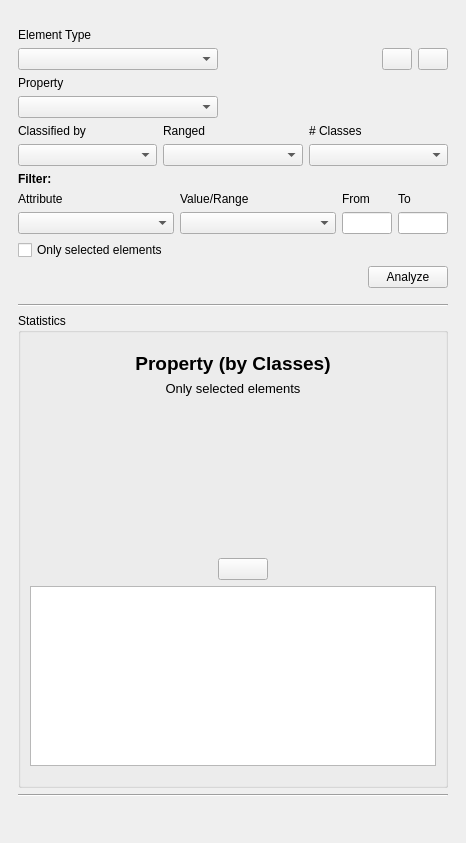
The window that ui/qgisred_statisticsandgraphs_dock.ui (Ingeniousware/QGISRed-BID) describes before a commit, drawn with Qt 5.
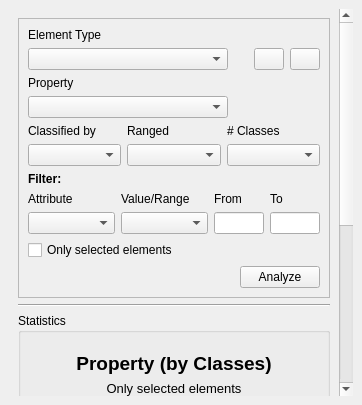
The same window after the commit. Custom widgets are drawn as their Qt base class.

Commit message: v1 statistics and graphs

The edit to the form file:
```diff
--- a/ui/qgisred_statisticsandgraphs_dock.ui
+++ b/ui/qgisred_statisticsandgraphs_dock.ui
@@ -6,8 +6,8 @@
    <rect>
     <x>0</x>
     <y>0</y>
-    <width>466</width>
-    <height>843</height>
+    <width>362</width>
+    <height>405</height>
    </rect>
   </property>
   <property name="sizePolicy">
@@ -40,35 +40,43 @@
         <rect>
          <x>0</x>
          <y>0</y>
-         <width>448</width>
-         <height>803</height>
+         <width>344</width>
+         <height>365</height>
         </rect>
        </property>
        <layout class="QVBoxLayout" name="verticalLayout">
         <item>
-         <layout class="QVBoxLayout" name="verticalLayout_9">
-          <property name="topMargin">
-           <number>10</number>
+         <widget class="QFrame" name="frame">
+          <property name="frameShape">
+           <enum>QFrame::StyledPanel</enum>
           </property>
-          <property name="bottomMargin">
-           <number>10</number>
+          <property name="frameShadow">
+           <enum>QFrame::Raised</enum>
           </property>
-          <item>
-           <layout class="QHBoxLayout" name="horizontalLayout_5"/>
-          </item>
+          <layout class="QVBoxLayout" name="verticalLayout_3">
           <item>
            <layout class="QVBoxLayout" name="verticalLayout_4">
             <item>
-             <widget class="QLabel" name="labelStatisticsProperty_12">
+              <layout class="QVBoxLayout" name="verticalLayout_11">
+               <property name="topMargin">
+                <number>0</number>
+               </property>
+               <property name="bottomMargin">
+                <number>0</number>
+               </property>
+               <item>
+                <layout class="QVBoxLayout" name="verticalLayout_5">
+                 <item>
+                  <widget class="QLabel" name="labelStatisticsProperty_14">
               <property name="text">
                <string>Element Type</string>
               </property>
              </widget>
             </item>
             <item>
-             <layout class="QHBoxLayout" name="horizontalLayout_9">
+                  <layout class="QHBoxLayout" name="horizontalLayout_11">
               <item>
-               <widget class="QComboBox" name="cbElementType_8">
+                    <widget class="QComboBox" name="cbElementType">
                 <property name="sizePolicy">
                  <sizepolicy hsizetype="Fixed" vsizetype="Fixed">
                   <horstretch>0</horstretch>
@@ -90,7 +98,7 @@
                </widget>
               </item>
               <item>
-               <spacer name="horizontalSpacer">
+                    <spacer name="horizontalSpacer_2">
                 <property name="orientation">
                  <enum>Qt::Horizontal</enum>
                 </property>
@@ -133,21 +141,21 @@
            </layout>
           </item>
           <item>
-           <layout class="QVBoxLayout" name="verticalLayout_10">
+                <layout class="QVBoxLayout" name="verticalLayout_12">
             <item>
              <layout class="QHBoxLayout" name="horizontalLayout_8"/>
             </item>
             <item>
-             <layout class="QVBoxLayout" name="verticalLayout_7">
+                  <layout class="QVBoxLayout" name="verticalLayout_9">
               <item>
-               <widget class="QLabel" name="labelStatisticsProperty_7">
+                    <widget class="QLabel" name="labelStatisticsProperty_11">
                 <property name="text">
                  <string>Property</string>
                 </property>
                </widget>
               </item>
               <item>
-               <widget class="QComboBox" name="cbProperty_4">
+                    <widget class="QComboBox" name="cbProperty">
                 <property name="maximumSize">
                  <size>
                   <width>200</width>
@@ -161,7 +169,7 @@
            </layout>
           </item>
           <item>
-           <layout class="QGridLayout" name="gridLayout_2">
+                <layout class="QGridLayout" name="gridLayout_4">
             <item row="1" column="2">
              <widget class="QComboBox" name="cbElementType_3">
               <property name="maximumSize">
@@ -173,14 +181,14 @@
              </widget>
             </item>
             <item row="0" column="1">
-             <widget class="QLabel" name="labelStatisticsProperty_2">
+                  <widget class="QLabel" name="labelStatisticsProperty_7">
               <property name="text">
                <string>Ranged</string>
               </property>
              </widget>
             </item>
             <item row="1" column="0">
-             <widget class="QComboBox" name="cbElementType"/>
+                  <widget class="QComboBox" name="cbClassifiedBy"/>
             </item>
             <item row="0" column="2">
              <widget class="QLabel" name="labelStatisticsProperty_3">
@@ -209,7 +217,7 @@
            </layout>
           </item>
           <item>
-           <widget class="QLabel" name="labelStatisticsProperty_9">
+                <widget class="QLabel" name="labelFilter">
             <property name="font">
              <font>
               <weight>75</weight>
@@ -222,7 +230,7 @@
            </widget>
           </item>
           <item>
-           <layout class="QGridLayout" name="gridLayout_3">
+                <layout class="QGridLayout" name="gridLayout_5">
             <item row="0" column="1">
              <widget class="QLabel" name="labelStatisticsProperty_4">
               <property name="text">
@@ -287,7 +295,7 @@
            </layout>
           </item>
           <item>
-           <layout class="QHBoxLayout" name="horizontalLayout_2">
+                <layout class="QHBoxLayout" name="horizontalLayout_4">
             <item>
              <widget class="QCheckBox" name="checkBox">
               <property name="text">
@@ -298,7 +306,7 @@
            </layout>
           </item>
           <item>
-           <layout class="QHBoxLayout" name="horizontalLayout_7">
+                <layout class="QHBoxLayout" name="horizontalLayout_13">
             <item>
              <spacer name="horizontalSpacer_5">
               <property name="orientation">
@@ -323,6 +331,11 @@
           </item>
          </layout>
         </item>
+            </layout>
+           </item>
+          </layout>
+         </widget>
+        </item>
         <item>
          <widget class="Line" name="line_2">
           <property name="orientation">
@@ -407,6 +420,19 @@
                  </property>
                 </spacer>
                </item>
+               <item>
+                <spacer name="horizontalSpacer">
+                 <property name="orientation">
+                  <enum>Qt::Horizontal</enum>
+                 </property>
+                 <property name="sizeHint" stdset="0">
+                  <size>
+                   <width>40</width>
+                   <height>20</height>
+                  </size>
+                 </property>
+                </spacer>
+               </item>
                <item>
                 <widget class="QPushButton" name="btExcel">
                  <property name="maximumSize">
```
Left out of the diff: 47 changed lines with no effect on the pictures. Lines whose indentation alone changed are shown as unchanged. The commit also changes 2 other files.
